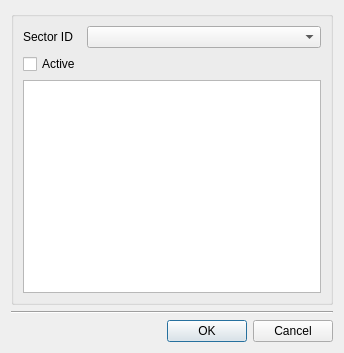
Above: core/ui/toolbars/main/nonvisual_controls.ui from ibergis/ibergis_qgis_plugin before the change. Below: the same form after it.
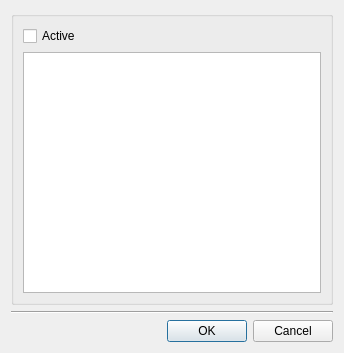
That is the form after the change.

Commit message: Enhancement: make pattens & controls work

```diff
--- a/core/ui/toolbars/main/nonvisual_controls.ui
+++ b/core/ui/toolbars/main/nonvisual_controls.ui
@@ -70,29 +70,6 @@
       <item row="0" column="0" colspan="2">
        <layout class="QGridLayout" name="gridLayout_2">
         <item row="0" column="0">
-         <widget class="QLabel" name="lbl_sector_id">
-          <property name="sizePolicy">
-           <sizepolicy hsizetype="Minimum" vsizetype="Fixed">
-            <horstretch>0</horstretch>
-            <verstretch>0</verstretch>
-           </sizepolicy>
-          </property>
-          <property name="text">
-           <string>Sector ID</string>
-          </property>
-         </widget>
-        </item>
-        <item row="0" column="1">
-         <widget class="QComboBox" name="cmb_sector_id">
-          <property name="sizePolicy">
-           <sizepolicy hsizetype="MinimumExpanding" vsizetype="Fixed">
-            <horstretch>0</horstretch>
-            <verstretch>0</verstretch>
-           </sizepolicy>
-          </property>
-         </widget>
-        </item>
-        <item row="1" column="0">
          <widget class="QCheckBox" name="chk_active">
           <property name="text">
            <string>Active</string>
```
The commit also changes 2 other files.
